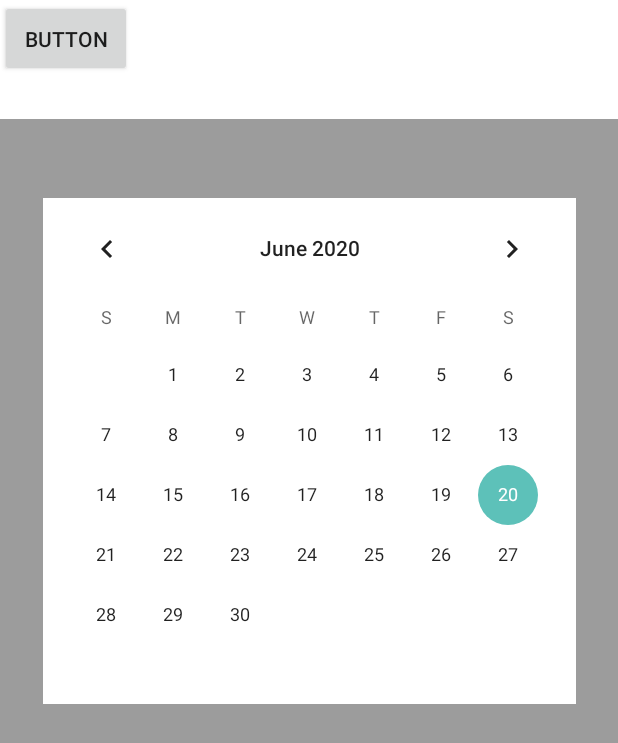
After one commit to fbarrientoz/Gnomon, an Android app: the layout calendario_fragment.xml on its own in the app's theme, with its tools: preview values and no code run, on a phone screen of 412 x 824 dp. The commit adds this screen. Shown: the top 743 px of the screen. Run offline under Robolectric (Android 15) with nearby library versions, the phone set to English and light mode, and no system bars.

Commit message:
Se creo el fragment de Calendario.kt y calendario_fragment.xml

```diff
--- a/app/src/main/java/com/uabc/edu/gnomon/ui/favoritos/favoritos.kt
+++ b/app/src/main/java/com/uabc/edu/gnomon/ui/favoritos/favoritos.kt
@@ -77,7 +77,6 @@ class favoritos () : Fragment(),AdapterEmpresa.OnFavoritoListener {
         fragmentTransaction.replace(R.id.nav_host_fragment, fragment)
         fragmentTransaction.addToBackStack(null)
         fragmentTransaction.commit()
-
     }
 
 
--- /dev/null
+++ b/app/src/main/res/drawable/round_outline.xml
@@ -0,0 +1,5 @@
+<?xml version="1.0" encoding="utf-8"?>
+<shape xmlns:android="http://schemas.android.com/apk/res/android"
+    android:shape="rectangle" android:background="#FFFFFF">
+    <corners android:radius="10dp"></corners>
+</shape>
--- /dev/null
+++ b/app/src/main/res/layout/calendario_fragment.xml
@@ -0,0 +1,44 @@
+<?xml version="1.0" encoding="utf-8"?>
+<FrameLayout xmlns:android="http://schemas.android.com/apk/res/android"
+    xmlns:app="http://schemas.android.com/apk/res-auto"
+    xmlns:tools="http://schemas.android.com/tools"
+    android:layout_width="match_parent"
+    android:layout_height="match_parent"
+    android:background="#60000000"
+    tools:context=".ui.calendario.Calendario">
+
+    <androidx.constraintlayout.widget.ConstraintLayout
+        android:layout_width="match_parent"
+        android:layout_height="match_parent">
+
+        <view
+            android:id="@+id/view"
+            class="androidx.appcompat.widget.ActionMenuView"
+            android:layout_width="416dp"
+            android:layout_height="79dp"
+            android:background="#FFFFFF"
+            app:layout_constraintBottom_toTopOf="@+id/calendarView"
+            app:layout_constraintStart_toStartOf="parent"
+            app:layout_constraintTop_toTopOf="parent"
+            app:layout_constraintVertical_bias="0.0" />
+
+        <Button
+            android:id="@+id/button"
+            android:layout_width="88dp"
+            android:layout_height="51dp"
+            android:text="Button"
+            tools:layout_editor_absoluteX="295dp"
+            tools:layout_editor_absoluteY="16dp" />
+
+        <CalendarView
+            android:id="@+id/calendarView"
+            android:layout_width="355dp"
+            android:layout_height="337dp"
+            android:layout_marginTop="132dp"
+            android:background="#FFFFFF"
+            app:layout_constraintEnd_toEndOf="parent"
+            app:layout_constraintStart_toStartOf="parent"
+            app:layout_constraintTop_toTopOf="parent" />
+    </androidx.constraintlayout.widget.ConstraintLayout>
+
+</FrameLayout>
```
Also changed, not shown: app/src/main/java/com/uabc/edu/gnomon/ui/calendario/Calendario.kt (renamed from app/src/main/java/com/uabc/edu/gnomon/SplashActivity.kt, +27 -21 lines), app/src/main/java/com/uabc/edu/gnomon/ui/calendario/CalendarioViewModel.kt (added, +7 -0 lines).
